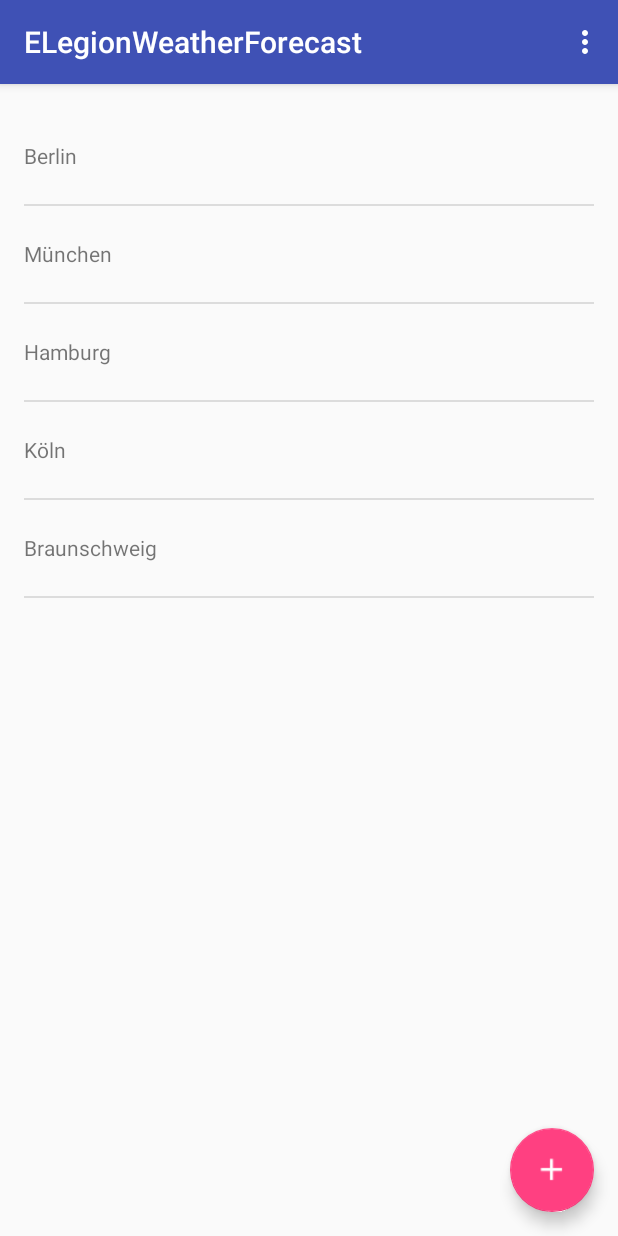
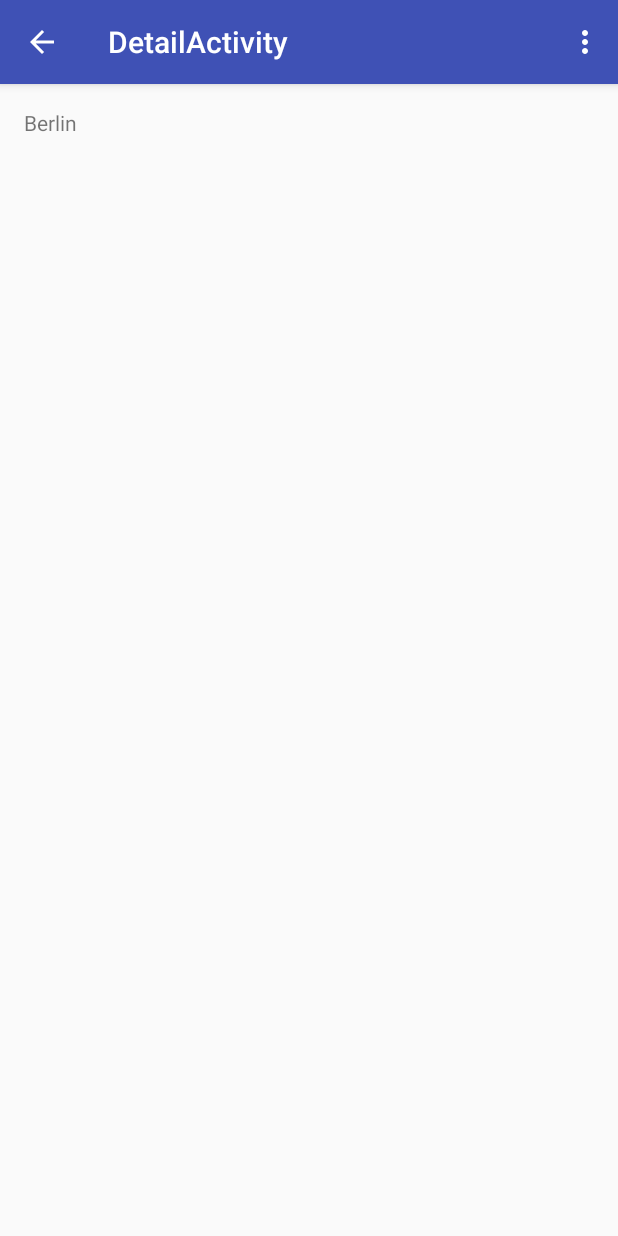
Before and after one commit to AIRAT1/ELegionWeatherForecast, an Android app: the screen it shows after launch (MainActivity before the commit, DetailActivity after it), after a tap on "Berlin", on a phone screen of 412 x 824 dp. Run offline under Robolectric (Android 15) with nearby library versions, the phone set to English and light mode, and no system bars.

Commit message:
launch DetailActivity from listView OnItemClickListener and send forecastString as a data

```diff
--- a/app/src/main/java/de/android/elegionweatherforecast/ui/activities/DetailActivity.java
+++ b/app/src/main/java/de/android/elegionweatherforecast/ui/activities/DetailActivity.java
@@ -1,9 +1,11 @@
 package de.android.elegionweatherforecast.ui.activities;
 
+import android.content.Intent;
 import android.os.Bundle;
 import android.support.v7.app.AppCompatActivity;
 import android.view.Menu;
 import android.view.MenuItem;
+import android.widget.TextView;
 
 import de.android.elegionweatherforecast.R;
 
@@ -13,6 +15,12 @@ public class DetailActivity extends AppCompatActivity {
     protected void onCreate(Bundle savedInstanceState) {
         super.onCreate(savedInstanceState);
         setContentView(R.layout.activity_detail);
+
+        Intent intent = getIntent();
+        if (intent != null && intent.hasExtra(Intent.EXTRA_TEXT)) {
+            String forecstString = intent.getStringExtra(Intent.EXTRA_TEXT);
+            ((TextView)findViewById(R.id.detail_text)).setText(forecstString);
+        }
     }
 
     @Override
--- a/app/src/main/java/de/android/elegionweatherforecast/ui/activities/MainActivity.java
+++ b/app/src/main/java/de/android/elegionweatherforecast/ui/activities/MainActivity.java
@@ -1,5 +1,6 @@
 package de.android.elegionweatherforecast.ui.activities;
 
+import android.content.Intent;
 import android.os.Bundle;
 import android.support.design.widget.FloatingActionButton;
 import android.support.design.widget.Snackbar;
@@ -51,7 +52,9 @@ public class MainActivity extends AppCompatActivity {
             @Override
             public void onItemClick(AdapterView<?> parent, View view, int position, long id) {
                 String forecast = sForecastAdapter.getItem(position);
-                Toast.makeText(MainActivity.this, forecast, Toast.LENGTH_SHORT).show();
+                Intent intent = new Intent(MainActivity.this, DetailActivity.class);
+                intent.putExtra(Intent.EXTRA_TEXT, forecast);
+                startActivity(intent);
             }
         });
         Toolbar toolbar = (Toolbar) findViewById(R.id.toolbar);
--- a/app/src/main/res/layout/activity_detail.xml
+++ b/app/src/main/res/layout/activity_detail.xml
@@ -9,5 +9,9 @@
     android:paddingRight="@dimen/activity_horizontal_margin"
     android:paddingTop="@dimen/activity_vertical_margin"
     tools:context="de.android.elegionweatherforecast.ui.activities.DetailActivity">
-
+    <TextView
+        android:layout_width="wrap_content"
+        android:layout_height="wrap_content"
+        android:id="@+id/detail_text"
+        tools:text="detail_text"/>
 </RelativeLayout>
```
